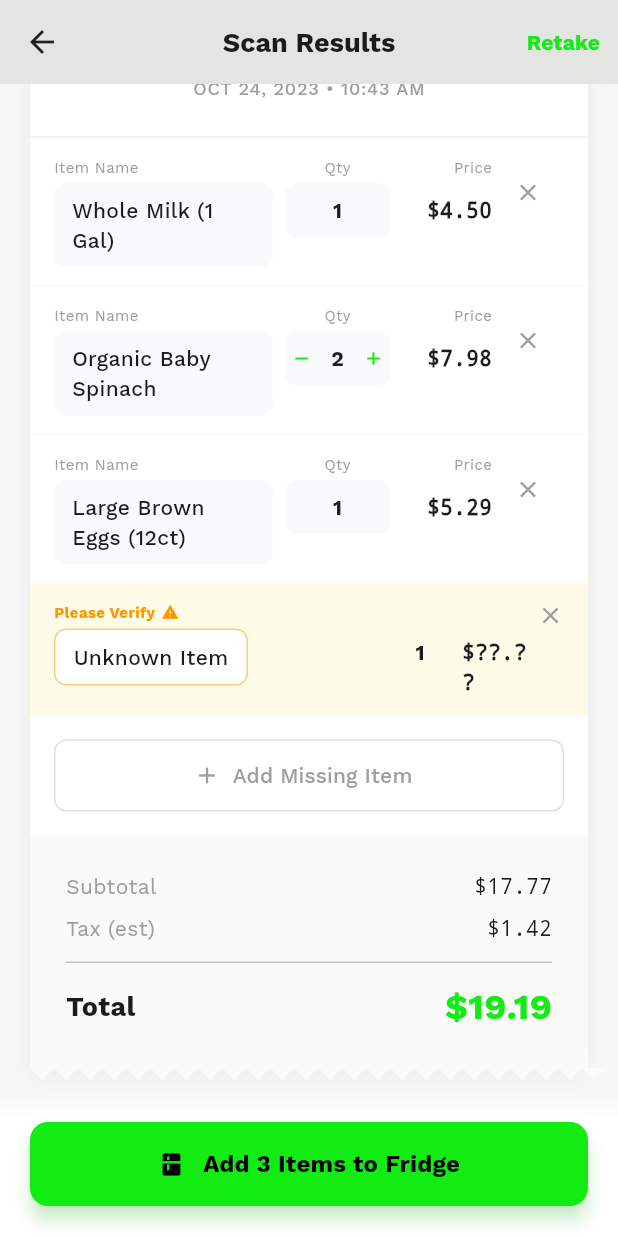
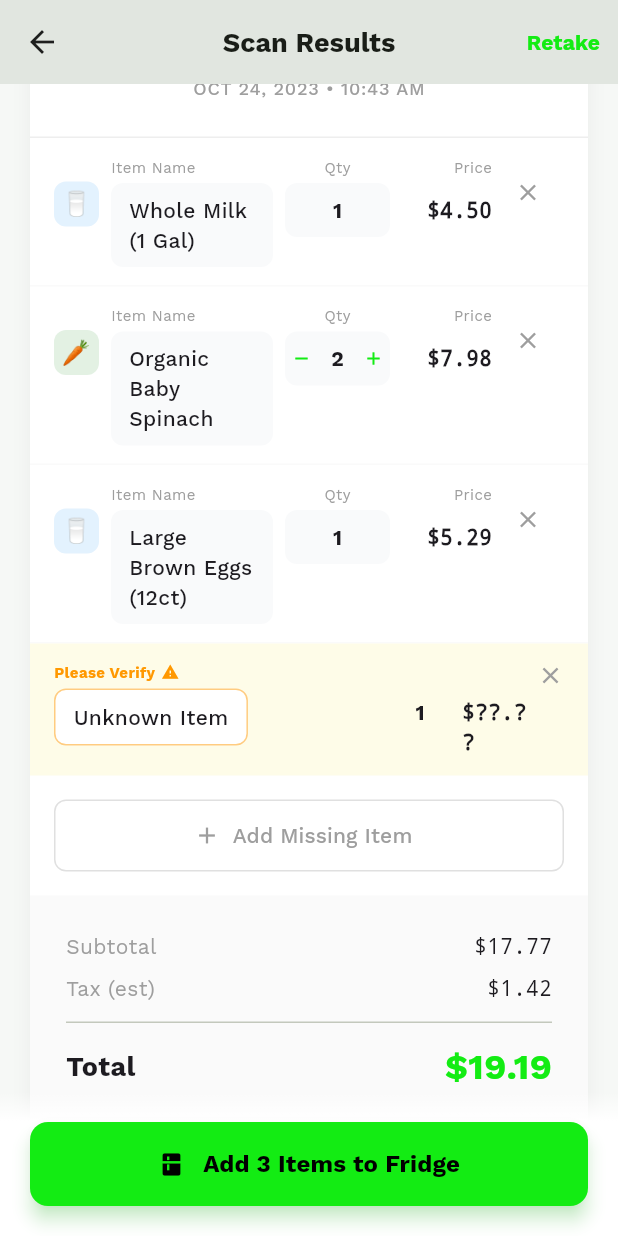
Before and after one commit to HalimACeylan/fresh-fridge, a Flutter app: the RecentScanResultsScreen screen opened by its route, scrolled down 183 dp, on a phone screen of 412 x 824 dp. Run offline on Flutter 3.47's test engine with Material 3 defaults, Android fonts, the phone set to English and light mode, and no system bars; our stand-ins replace cloud_firestore, firebase_auth, firebase_core, google_fonts, image_picker, permission_handler; missing offline and left inert: cunning_document_scanner, google_mlkit_document_scanner, google_mlkit_text_recognition; accounts and stored records are empty; generated files the repository leaves out were written again; network calls fail.

Commit message:
feat: Add household member details screen for managing roles, enhance receipt item processing, and introduce a 'clear' seed mode.

```diff
--- a/lib/screens/recent_scan_results_screen.dart
+++ b/lib/screens/recent_scan_results_screen.dart
@@ -1,10 +1,72 @@
 import 'package:flutter/material.dart';
+import 'package:fridge_app/models/fridge_item.dart';
 import 'package:fridge_app/models/receipt.dart';
 import 'package:fridge_app/routes.dart';
+import 'package:fridge_app/services/fridge_service.dart';
 import 'package:fridge_app/services/receipt_service.dart';
 
-class RecentScanResultsScreen extends StatelessWidget {
+class RecentScanResultsScreen extends StatefulWidget {
   const RecentScanResultsScreen({super.key});
+
+  @override
+  State<RecentScanResultsScreen> createState() =>
+      _RecentScanResultsScreenState();
+}
+
+class _RecentScanResultsScreenState extends State<RecentScanResultsScreen> {
+  bool _isImporting = false;
+
+  Future<void> _importItemsToFridge(Receipt receipt) async {
+    if (_isImporting) return;
+
+    setState(() {
+      _isImporting = true;
+    });
+
+    try {
+      final imported = ReceiptService.instance.addReceiptItemsToFridge(
+        receipt.id,
+      );
+      await FridgeService.instance.refreshFromCloud();
+      await ReceiptService.instance.refreshFromCloud();
+
+      if (!mounted) return;
+
+      if (imported.isEmpty) {
+        ScaffoldMessenger.of(context).showSnackBar(
+          const SnackBar(
+            content: Text('No new recognized items were available to import.'),
+          ),
+        );
+        return;
+      }
+
+      ScaffoldMessenger.of(context).showSnackBar(
+        SnackBar(
+          content: Text(
+            'Added ${imported.length} item${imported.length == 1 ? '' : 's'} to your fridge.',
+          ),
+          behavior: SnackBarBehavior.floating,
+        ),
+      );
+
+      await Navigator.pushNamed(context, AppRoutes.insideFridge);
+    } catch (e) {
+      if (!mounted) return;
+      ScaffoldMessenger.of(context).showSnackBar(
+        SnackBar(
+          content: Text('Could not import scanned items: $e'),
+          behavior: SnackBarBehavior.floating,
+        ),
+      );
+    } finally {
+      if (mounted) {
+        setState(() {
+          _isImporting = false;
+        });
+      }
+    }
+  }
 
   @override
   Widget build(BuildContext context) {
@@ -56,7 +118,7 @@ class RecentScanResultsScreen extends StatelessWidget {
           style: TextStyle(fontWeight: FontWeight.bold, fontSize: 18),
         ),
         centerTitle: true,
-        backgroundColor: const Color(0xFFAFB2AF).withOpacity(0.1),
+        backgroundColor: const Color(0xFFAFB2AF).withValues(alpha: 0.1),
         elevation: 0,
         leading: IconButton(
           icon: const Icon(Icons.arrow_back, color: Colors.black87),
@@ -95,7 +157,7 @@ class RecentScanResultsScreen extends StatelessWidget {
                   ),
                   boxShadow: [
                     BoxShadow(
-                      color: Colors.black.withOpacity(0.05),
+                      color: Colors.black.withValues(alpha: 0.05),
                       blurRadius: 10,
                       offset: const Offset(0, 4),
                     ),
@@ -111,7 +173,9 @@ class RecentScanResultsScreen extends StatelessWidget {
                           Container(
                             padding: const EdgeInsets.all(12),
                             decoration: BoxDecoration(
-                              color: const Color(0xFF13EC13).withOpacity(0.2),
+                              color: const Color(
+                                0xFF13EC13,
+                              ).withValues(alpha: 0.2),
                               shape: BoxShape.circle,
                             ),
                             child: const Icon(
@@ -149,12 +213,7 @@ class RecentScanResultsScreen extends StatelessWidget {
                     ...recognizedItems.asMap().entries.expand((entry) {
                       final item = entry.value;
                       return [
-                        _buildItemRow(
-                          item.name,
-                          '${item.quantity}',
-                          '\$${item.totalPrice.toStringAsFixed(2)}',
-                          hasControls: item.quantity > 1,
-                        ),
+                        _buildItemRow(item, hasControls: item.quantity > 1),
                         if (entry.key < recognizedItems.length - 1 ||
                             unknownItems.isNotEmpty)
                           const Divider(
@@ -248,14 +307,14 @@ class RecentScanResultsScreen extends StatelessWidget {
                 gradient: LinearGradient(
                   begin: Alignment.bottomCenter,
                   end: Alignment.topCenter,
-                  colors: [Colors.white, Colors.white.withOpacity(0)],
+                  colors: [Colors.white, Colors.white.withValues(alpha: 0)],
                   stops: const [0.8, 1.0],
                 ),
               ),
               child: ElevatedButton(
-                onPressed: () {
-                  Navigator.pushNamed(context, AppRoutes.createFamilyGroup);
-                },
+                onPressed: _isImporting
+                    ? null
+                    : () => _importItemsToFridge(receipt),
                 style: ElevatedButton.styleFrom(
                   backgroundColor: const Color(0xFF13EC13),
                   foregroundColor: Colors.black,
@@ -264,15 +323,24 @@ class RecentScanResultsScreen extends StatelessWidget {
                     borderRadius: BorderRadius.circular(12),
                   ),
                   elevation: 5,
-                  shadowColor: const Color(0xFF13EC13).withOpacity(0.4),
+                  shadowColor: const Color(0xFF13EC13).withValues(alpha: 0.4),
                 ),
                 child: Row(
                   mainAxisAlignment: MainAxisAlignment.center,
                   children: [
-                    const Icon(Icons.kitchen),
+                    if (_isImporting)
+                      const SizedBox(
+                        width: 18,
+                        height: 18,
+                        child: CircularProgressIndicator(strokeWidth: 2),
+                      )
+                    else
+                      const Icon(Icons.kitchen),
                     const SizedBox(width: 12),
                     Text(
-                      'Add ${receipt.recognizedCount} Items to Fridge',
+                      _isImporting
+                          ? 'Adding to Fridge...'
+                          : 'Add ${receipt.recognizedCount} Items to Fridge',
                       style: const TextStyle(
                         fontSize: 16,
                         fontWeight: FontWeight.bold,
@@ -288,17 +356,52 @@ class RecentScanResultsScreen extends StatelessWidget {
     );
   }
 
-  Widget _buildItemRow(
-    String name,
-    String qty,
-    String price, {
-    bool hasControls = false,
-  }) {
+  Color _categoryBadgeColor(FridgeCategory? category) {
+    switch (category) {
+      case FridgeCategory.produce:
+        return const Color(0xFF43A047);
+      case FridgeCategory.dairy:
+        return const Color(0xFF42A5F5);
+      case FridgeCategory.meat:
+        return const Color(0xFFE57373);
+      case FridgeCategory.beverages:
+        return const Color(0xFF26C6DA);
+      case FridgeCategory.condiments:
+        return const Color(0xFFFFA726);
+      case FridgeCategory.grains:
+        return const Color(0xFFD4A373);
+      case FridgeCategory.frozen:
+        return const Color(0xFF90CAF9);
+      case FridgeCategory.snacks:
+        return const Color(0xFFBA68C8);
+      case FridgeCategory.other:
+      case null:
+        return const Color(0xFF9E9E9E);
+    }
+  }
+
+  Widget _buildItemRow(ReceiptItem item, {bool hasControls = false}) {
+    final categoryEmoji = item.suggestedCategory?.emoji ?? '📦';
+    final categoryColor = _categoryBadgeColor(item.suggestedCategory);
+
     return Padding(
       padding: const EdgeInsets.symmetric(horizontal: 16, vertical: 12),
       child: Row(
         crossAxisAlignment: CrossAxisAlignment.start,
         children: [
+          Padding(
+            padding: const EdgeInsets.only(top: 17, right: 8),
+            child: Container(
+              width: 30,
+              height: 30,
+              alignment: Alignment.center,
+              decoration: BoxDecoration(
+                color: categoryColor.withValues(alpha: 0.15),
+                borderRadius: BorderRadius.circular(8),
+              ),
+              child: Text(categoryEmoji, style: const TextStyle(fontSize: 16)),
+            ),
+          ),
           Expanded(
             child: Column(
               crossAxisAlignment: CrossAxisAlignment.start,
@@ -318,7 +421,7 @@ class RecentScanResultsScreen extends StatelessWidget {
                     borderRadius: BorderRadius.circular(8),
                   ),
                   child: Text(
-                    name,
+                    item.name,
                     style: const TextStyle(fontWeight: FontWeight.w500),
                   ),
                 ),
@@ -352,7 +455,7 @@ class RecentScanResultsScreen extends StatelessWidget {
                               color: Color(0xFF13EC13),
                             ),
                             Text(
-                              qty,
+                              '${item.quantity}',
                               style: const TextStyle(
                                 fontWeight: FontWeight.bold,
                               ),
@@ -366,7 +469,7 @@ class RecentScanResultsScreen extends StatelessWidget {
                         )
                       : Center(
                           child: Text(
-                            qty,
+                            '${item.quantity}',
                             style: const TextStyle(fontWeight: FontWeight.bold),
                           ),
                         ),
@@ -386,7 +489,7 @@ class RecentScanResultsScreen extends StatelessWidget {
                 ),
                 const SizedBox(height: 12),
                 Text(
-                  price,
+                  '\$${item.totalPrice.toStringAsFixed(2)}',
                   style: const TextStyle(
                     fontWeight: FontWeight.bold,
                     fontFamily: 'monospace',
@@ -440,7 +543,9 @@ class RecentScanResultsScreen extends StatelessWidget {
                   decoration: BoxDecoration(
                     color: Colors.white,
                     borderRadius: BorderRadius.circular(8),
-                    border: Border.all(color: Colors.orange.withOpacity(0.5)),
+                    border: Border.all(
+                      color: Colors.orange.withValues(alpha: 0.5),
+                    ),
                   ),
                   child: Text(
                     item.name,
```
Also changed, not shown: lib/main.dart (+14 -2 lines), lib/screens/food_item_details_screen.dart (+13 -3 lines), lib/screens/suggested_recipes_screen.dart (+70 -0 lines), lib/services/fridge_service.dart (+20 -0 lines), lib/services/receipt_service.dart (+36 -2 lines), lib/services/user_household_service.dart (+29 -6 lines).
